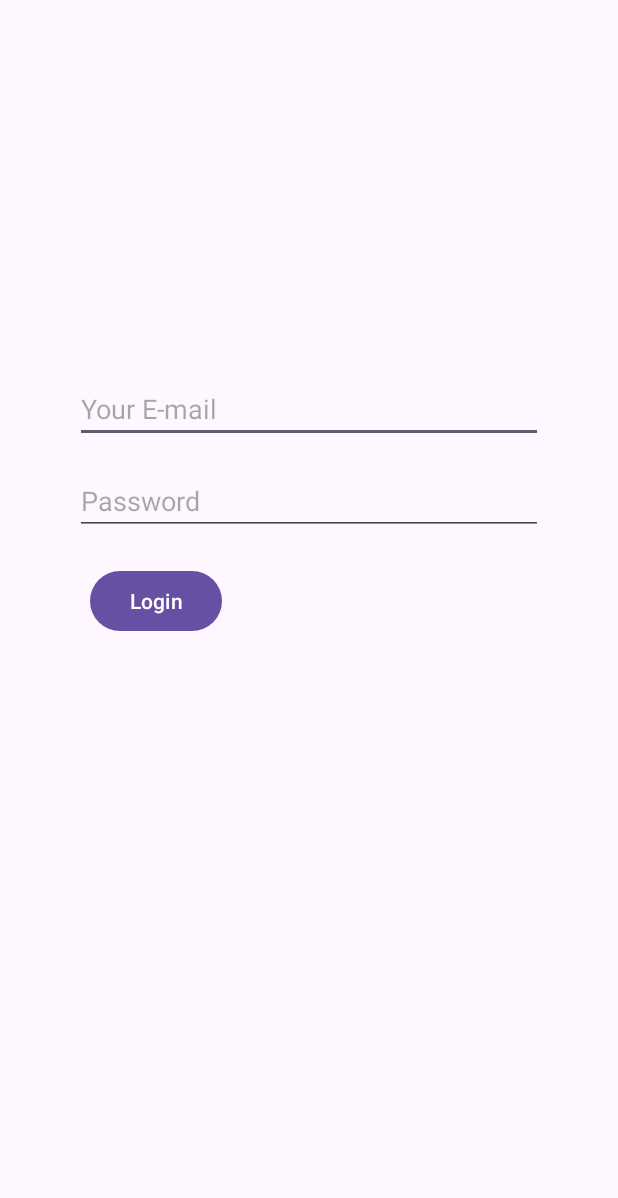
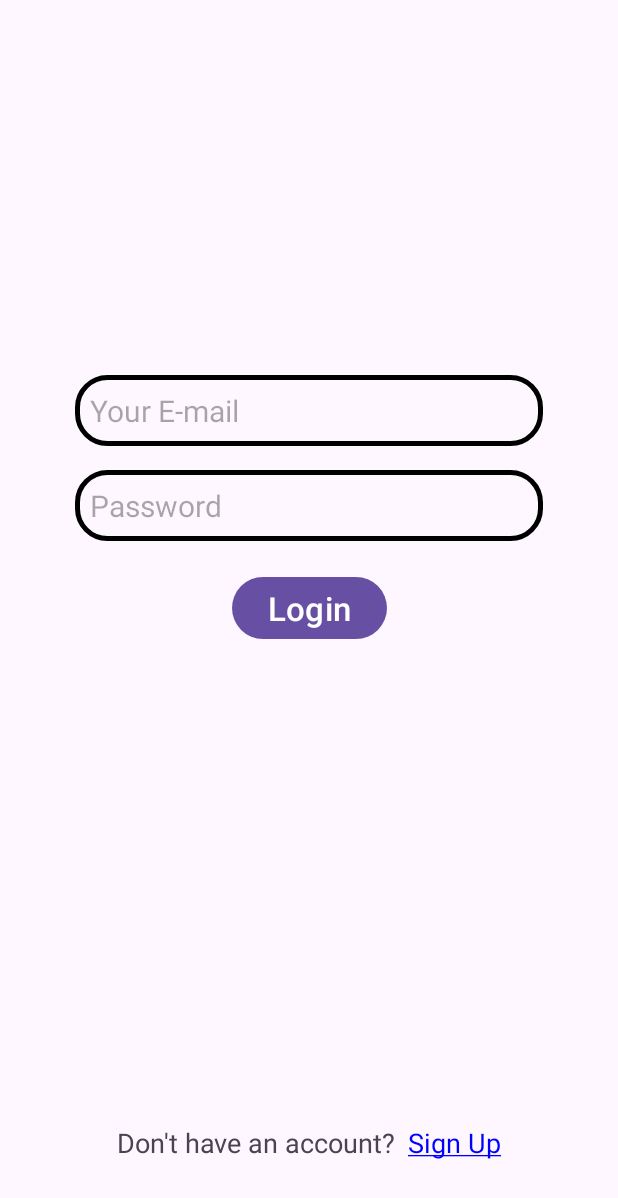
Before and after one commit to Augustofa/firebase-auth-app, an Android app: the screen it shows after launch (MainActivity), on a phone screen of 412 x 824 dp. Shown: the top 1198 px of the screen. Run offline under Robolectric (Android 15) with nearby library versions, the phone set to English and light mode, and no system bars.

Commit message:
basic UI changes

```diff
--- /dev/null
+++ b/app/src/main/res/drawable/input_box.xml
@@ -0,0 +1,5 @@
+<?xml version="1.0" encoding="utf-8"?>
+<shape xmlns:android="http://schemas.android.com/apk/res/android">
+    <stroke android:width="3dp"/>
+    <corners android:radius="20dp"/>
+</shape>
--- a/app/src/main/res/layout/activity_main.xml
+++ b/app/src/main/res/layout/activity_main.xml
@@ -7,9 +7,10 @@
     android:layout_height="match_parent"
     tools:context=".MainActivity">
 
-
     <EditText
         android:id="@+id/editTextEmail"
+        android:background="@drawable/input_box"
+        style="@style/input_box_style"
         android:layout_width="0dp"
         android:layout_height="wrap_content"
         android:hint="Your E-mail"
@@ -22,6 +23,8 @@
 
     <EditText
         android:id="@+id/editTextPassword"
+        android:background="@drawable/input_box"
+        style="@style/input_box_style"
         android:layout_width="0dp"
         android:layout_height="wrap_content"
         android:hint="Password"
@@ -32,23 +35,39 @@
         app:layout_constraintStart_toStartOf="parent"
         app:layout_constraintEnd_toEndOf="parent" />
 
+    <Button
+        android:id="@+id/buttonLogin"
+        android:layout_width="wrap_content"
+        android:layout_height="wrap_content"
+        android:textSize="22sp"
+        android:layout_marginTop="20dp"
+        android:text="Login"
+        app:layout_constraintEnd_toEndOf="parent"
+        app:layout_constraintStart_toStartOf="parent"
+        app:layout_constraintTop_toBottomOf="@id/editTextPassword" />
+
     <LinearLayout
-        android:layout_width="match_parent"
+        android:layout_width="wrap_content"
         android:layout_height="wrap_content"
-        android:layout_marginTop="20dp"
-        android:layout_marginHorizontal="60dp"
-        app:layout_constraintTop_toBottomOf="@+id/editTextPassword">
+        app:layout_constraintBottom_toBottomOf="parent"
+        app:layout_constraintEnd_toEndOf="parent"
+        app:layout_constraintStart_toStartOf="parent"
+        android:layout_marginBottom="50dp">
 
-        <Button
-            android:id="@+id/buttonLogin"
+        <TextView
             android:layout_width="wrap_content"
             android:layout_height="wrap_content"
-            android:text="Login"
-            app:layout_constraintEnd_toEndOf="parent"
-            app:layout_constraintStart_toStartOf="parent"
-            app:layout_constraintTop_toBottomOf="@id/editTextPassword" />
+            android:text="Don't have an account?"
+            android:textSize="18sp"/>
 
-
+        <TextView
+            android:layout_width="wrap_content"
+            android:layout_height="wrap_content"
+            android:layout_marginStart="8dp"
+            android:textColor="@color/blue"
+            android:text="@string/sign_up"
+            android:textSize="18sp"
+            android:autoLink="all"/>
     </LinearLayout>
 
 </androidx.constraintlayout.widget.ConstraintLayout>
--- a/app/src/main/res/values/colors.xml
+++ b/app/src/main/res/values/colors.xml
@@ -2,4 +2,5 @@
 <resources>
     <color name="black">#FF000000</color>
     <color name="white">#FFFFFFFF</color>
+    <color name="blue">#0000FF</color>
 </resources>
--- a/app/src/main/res/values/strings.xml
+++ b/app/src/main/res/values/strings.xml
@@ -1,3 +1,4 @@
 <resources>
     <string name="app_name">FirebaseAuthApp</string>
+    <string name="sign_up"><u>Sign Up</u></string>
 </resources>
--- /dev/null
+++ b/app/src/main/res/values/styles.xml
@@ -0,0 +1,10 @@
+<?xml version="1.0" encoding="utf-8"?>
+<resources>
+    <style name="input_box_style" parent="Widget.AppCompat.EditText">
+        <item name="android:paddingLeft">10dp</item>
+        <item name="android:paddingRight">10dp</item>
+        <item name="android:paddingTop">10dp</item>
+        <item name="android:paddingBottom">10dp</item>
+        <item name="android:textSize">20sp</item>
+    </style>
+</resources>
```
